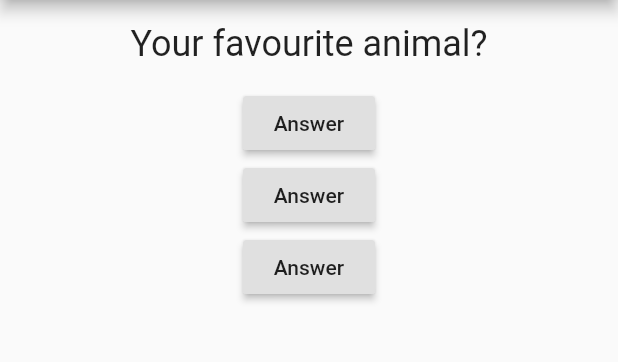
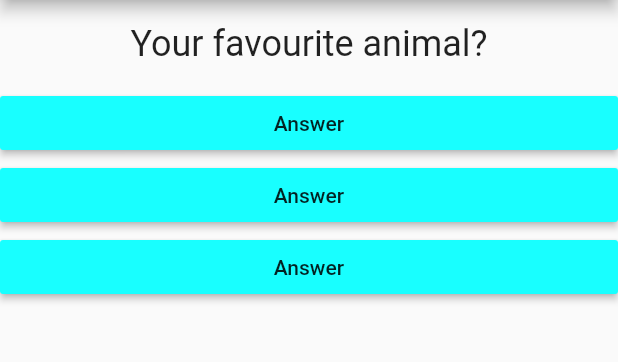
Before and after one commit to utevo/quiz_app, a Flutter app: the screen it shows after launch, on a phone screen of 412 x 824 dp, the part 84-446 px from its top. Run offline on Flutter 3.47's test engine with Material 2 defaults, Android fonts, the phone set to English and light mode, and no system bars.

Commit message:
feat: add style to Answer widget

```diff
--- a/lib/answer.dart
+++ b/lib/answer.dart
@@ -8,9 +8,11 @@ class Answer extends StatelessWidget {
   @override
   Widget build(BuildContext context) {
     return Container(
+      width: double.infinity,
       child: RaisedButton(
         child: Text('Answer'),
         onPressed: _onPressed,
+        color: Colors.cyanAccent,
       ),
     );
   }
```
